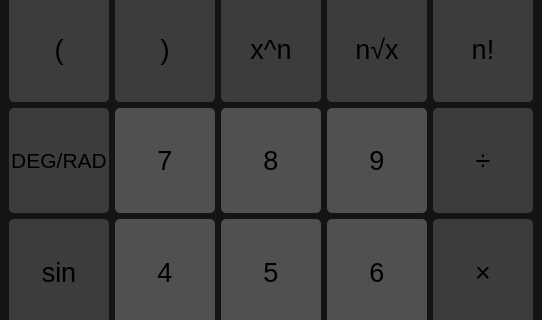
The window that src/CalmCatCalc/gui/calc-gui/mainwindow.ui (Honziksick/ivs-project-2-team-calculator) describes before a commit, drawn with Qt 5; both pictures show x 0 to 542 and y 125 to 445 of the 542 by 683 pixel window.
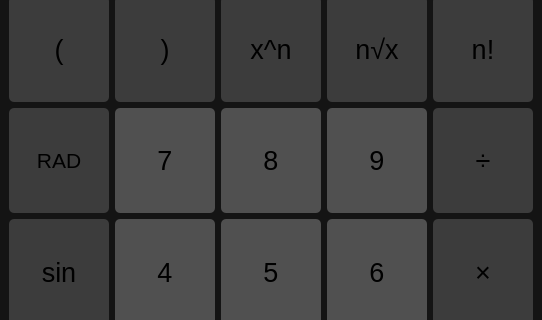
The same window after the commit.

Commit message: Opravena funkčnost DEG/RAD a smazání err zprávy

```diff
--- a/src/CalmCatCalc/gui/calc-gui/mainwindow.ui
+++ b/src/CalmCatCalc/gui/calc-gui/mainwindow.ui
@@ -16,6 +16,12 @@
     <verstretch>0</verstretch>
    </sizepolicy>
   </property>
+  <property name="minimumSize">
+   <size>
+    <width>0</width>
+    <height>0</height>
+   </size>
+  </property>
   <property name="windowTitle">
    <string>MainWindow</string>
   </property>
@@ -1242,7 +1248,7 @@
       </property>
       <property name="minimumSize">
        <size>
-        <width>100</width>
+        <width>70</width>
         <height>70</height>
        </size>
       </property>
@@ -1274,10 +1280,16 @@
 }</string>
       </property>
       <property name="text">
-       <string>DEG/RAD</string>
+       <string>RAD</string>
+      </property>
+      <property name="shortcut">
+       <string>D</string>
+      </property>
+      <property name="autoRepeat">
+       <bool>true</bool>
       </property>
       <property name="flat">
-       <bool>true</bool>
+       <bool>false</bool>
       </property>
      </widget>
     </item>
```
Left out of the diff: 72 changed lines with no effect on the pictures. The commit also changes 1 other file.
